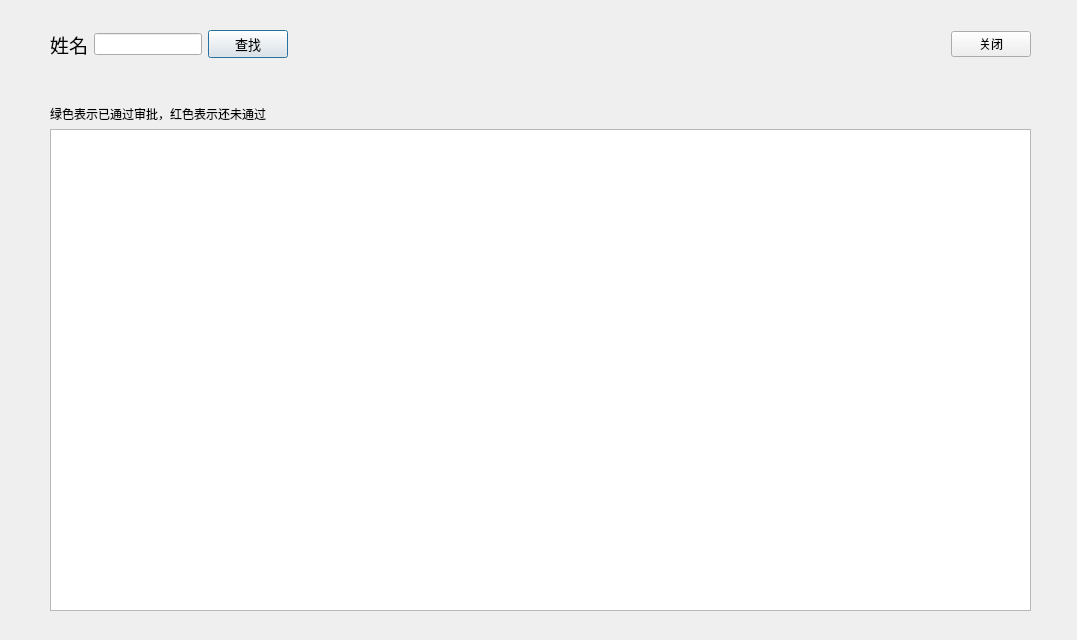
This is search.ui in determination66/Student-science-and-technology-statistics-system as Qt 5 draws it before an edit. The edited form follows.
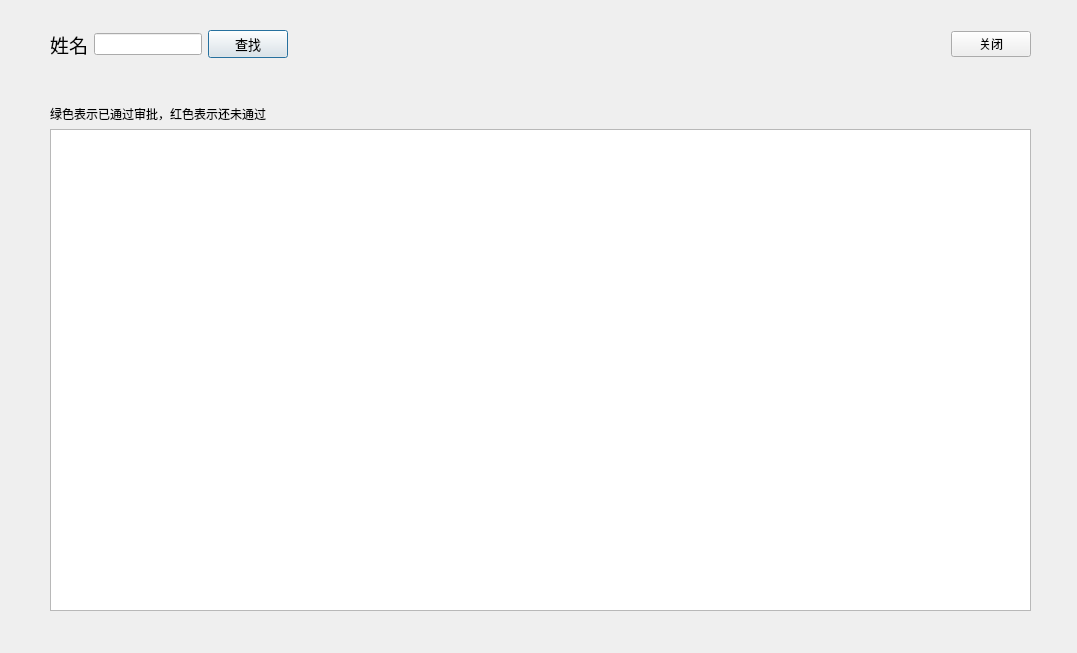
This is the edited form.

```diff
--- a/search.ui
+++ b/search.ui
@@ -7,7 +7,7 @@
     <x>0</x>
     <y>0</y>
     <width>1077</width>
-    <height>640</height>
+    <height>653</height>
    </rect>
   </property>
   <property name="windowTitle">
```
Left out of the diff: 19 changed lines with no effect on the pictures.
